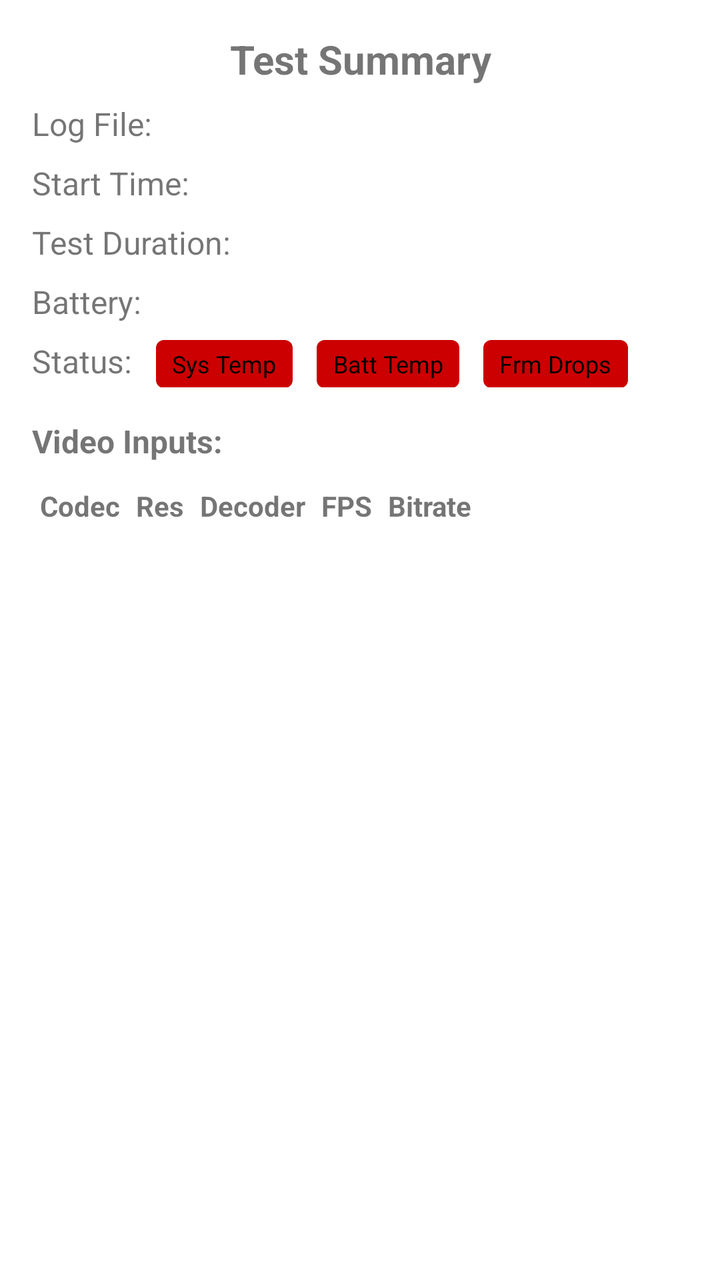
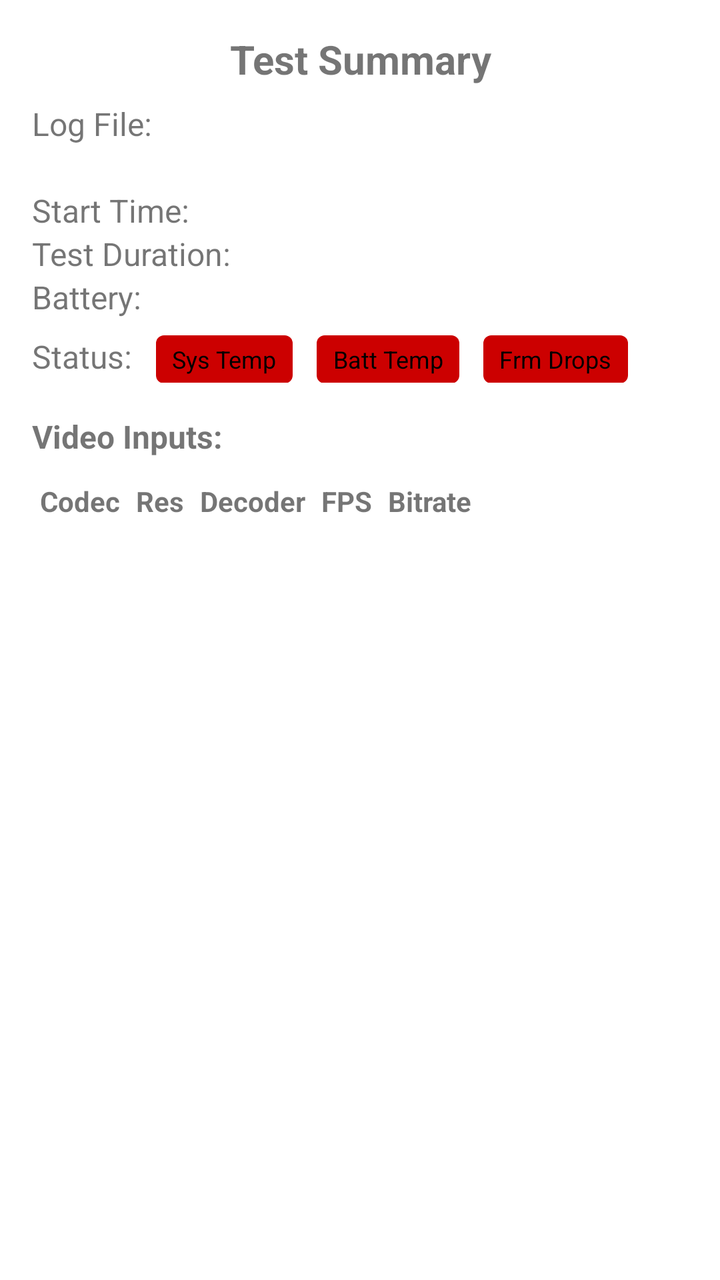

Before-and-after screenshots of an Android layout around one commit, followed by the original layout XML and the change that was made.
<!-- AndroidManifest.xml: fallback theme Theme.MaterialComponents.DayNight.NoActionBar -->
<!-- res/layout/dialog_test_results_detail.xml -->
<?xml version="1.0" encoding="utf-8"?>
<ScrollView
    xmlns:android="http://schemas.android.com/apk/res/android"
    xmlns:app="http://schemas.android.com/apk/res-auto"
    android:layout_width="match_parent"
    android:layout_height="wrap_content"
    android:fillViewport="true">

<androidx.constraintlayout.widget.ConstraintLayout
    android:layout_width="match_parent"
    android:layout_height="wrap_content"
    android:padding="16dp">

    
    <TextView
        android:id="@+id/tvDialogTitle"
        android:layout_width="0dp"
        android:layout_height="wrap_content"
        android:text="Test Summary"
        android:textSize="20sp"
        android:textStyle="bold"
        android:gravity="center"
        app:layout_constraintTop_toTopOf="parent"
        app:layout_constraintStart_toStartOf="parent"
        app:layout_constraintEnd_toEndOf="parent"/>

    
    <TextView
        android:id="@+id/tvLogFile"
        android:layout_width="0dp"
        android:layout_height="wrap_content"
        android:text="Log File:"
        android:textSize="16sp"
        app:layout_constraintTop_toBottomOf="@id/tvDialogTitle"
        app:layout_constraintStart_toStartOf="parent"
        app:layout_constraintEnd_toEndOf="parent"
        android:layout_marginTop="8dp"/>

    
    <TextView
        android:id="@+id/tvStartTime"
        android:layout_width="0dp"
        android:layout_height="wrap_content"
        android:text="Start Time:"
        android:textSize="16sp"
        app:layout_constraintTop_toBottomOf="@id/tvLogFile"
        app:layout_constraintStart_toStartOf="parent"
        app:layout_constraintEnd_toEndOf="parent"
        android:layout_marginTop="8dp"/>

    
    <TextView
        android:id="@+id/tvTestDuration"
        android:layout_width="0dp"
        android:layout_height="wrap_content"
        android:text="Test Duration:"
        android:textSize="16sp"
        app:layout_constraintTop_toBottomOf="@id/tvStartTime"
        app:layout_constraintStart_toStartOf="parent"
        app:layout_constraintEnd_toEndOf="parent"
        android:layout_marginTop="8dp"/>

    
    <TextView
        android:id="@+id/tvBattery"
        android:layout_width="0dp"
        android:layout_height="wrap_content"
        android:text="Battery:"
        android:textSize="16sp"
        app:layout_constraintTop_toBottomOf="@id/tvTestDuration"
        app:layout_constraintStart_toStartOf="parent"
        app:layout_constraintEnd_toEndOf="parent"
        android:layout_marginTop="8dp"/>

    
    <LinearLayout
        android:id="@+id/rowStatus"
        android:layout_width="0dp"
        android:layout_height="wrap_content"
        android:orientation="horizontal"
        app:layout_constraintTop_toBottomOf="@id/tvBattery"
        app:layout_constraintStart_toStartOf="parent"
        app:layout_constraintEnd_toEndOf="parent"
        android:layout_marginTop="8dp">

        <TextView
            android:id="@+id/tvThermal"
            android:layout_width="wrap_content"
            android:layout_height="wrap_content"
            android:text="Status:"
            android:textSize="16sp"/>

        <TextView
            android:id="@+id/viewStatusThermalSystem"
            android:layout_width="wrap_content"
            android:layout_height="24dp"
            android:layout_marginStart="12dp"
            android:paddingStart="8dp"
            android:paddingEnd="8dp"
            android:background="@drawable/status_rectangle_bg"
            android:gravity="center"
            android:text="Sys Temp"
            android:textColor="@android:color/black"
            android:textSize="12sp"/>

        <TextView
            android:id="@+id/viewStatusThermalBattery"
            android:layout_width="wrap_content"
            android:layout_height="24dp"
            android:layout_marginStart="12dp"
            android:paddingStart="8dp"
            android:paddingEnd="8dp"
            android:background="@drawable/status_rectangle_bg"
            android:gravity="center"
            android:text="Batt Temp"
            android:textColor="@android:color/black"
            android:textSize="12sp"/>

        <TextView
            android:id="@+id/viewStatusFrameDrops"
            android:layout_width="wrap_content"
            android:layout_height="24dp"
            android:layout_marginStart="12dp"
            android:paddingStart="8dp"
            android:paddingEnd="8dp"
            android:background="@drawable/status_rectangle_bg"
            android:gravity="center"
            android:text="Frm Drops"
            android:textColor="@android:color/black"
            android:textSize="12sp"/>
    </LinearLayout>

    
    <TextView
        android:id="@+id/tvInputsHeader"
        android:layout_width="wrap_content"
        android:layout_height="wrap_content"
        android:text="Video Inputs:"
        android:textStyle="bold"
        android:textSize="16sp"
        app:layout_constraintTop_toBottomOf="@id/rowStatus"
        app:layout_constraintStart_toStartOf="parent"
        android:layout_marginTop="16dp"/>

    
    <HorizontalScrollView
        android:id="@+id/scrollVideoInputs"
        android:layout_width="0dp"
        android:layout_height="wrap_content"
        android:scrollbars="horizontal"
        app:layout_constraintTop_toBottomOf="@id/tvInputsHeader"
        app:layout_constraintStart_toStartOf="parent"
        app:layout_constraintEnd_toEndOf="parent"
        android:layout_marginTop="8dp">

    <TableLayout
        android:id="@+id/tableVideoInputs"
        android:layout_width="wrap_content"
        android:layout_height="wrap_content">

        
        <TableRow>
            <TextView
                android:padding="4dp"
                android:singleLine="true"
                android:text="Codec"
                android:textStyle="bold"/>
            <TextView
                android:padding="4dp"
                android:singleLine="true"
                android:text="Res"
                android:textStyle="bold"/>
            <TextView
                android:padding="4dp"
                android:singleLine="true"
                android:text="Decoder"
                android:textStyle="bold"/>
            <TextView
                android:padding="4dp"
                android:singleLine="true"
                android:text="FPS"
                android:textStyle="bold"/>
            <TextView
                android:padding="4dp"
                android:singleLine="true"
                android:text="Bitrate"
                android:textStyle="bold"/>
        </TableRow>
        
    </TableLayout>

    </HorizontalScrollView>

</androidx.constraintlayout.widget.ConstraintLayout>

</ScrollView>
<!-- resources referenced by this layout -->
<resources>
  <!-- drawable status_rectangle_bg (drawable) -->
  <?xml version="1.0" encoding="utf-8"?>
  <shape xmlns:android="http://schemas.android.com/apk/res/android"
      android:shape="rectangle">
      <solid android:color="@android:color/holo_red_dark"/>
      <corners android:radius="4dp"/>
  </shape>
</resources>

<!-- the commit's change to res/layout/dialog_test_results_detail.xml (unified diff, before → after) -->
@@ -38,15 +38,25 @@
 
     
     <TextView
+        android:id="@+id/tvConditions"
+        android:layout_width="0dp"
+        android:layout_height="wrap_content"
+        android:textSize="16sp"
+        app:layout_constraintTop_toBottomOf="@id/tvLogFile"
+        app:layout_constraintStart_toStartOf="parent"
+        app:layout_constraintEnd_toEndOf="parent"/>
+
+    
+    <TextView
         android:id="@+id/tvStartTime"
         android:layout_width="0dp"
         android:layout_height="wrap_content"
         android:text="Start Time:"
         android:textSize="16sp"
-        app:layout_constraintTop_toBottomOf="@id/tvLogFile"
-        app:layout_constraintStart_toStartOf="parent"
-        app:layout_constraintEnd_toEndOf="parent"
-        android:layout_marginTop="8dp"/>
+        android:maxLines="1"
+        app:layout_constraintTop_toBottomOf="@id/tvConditions"
+        app:layout_constraintStart_toStartOf="parent"
+        app:layout_constraintEnd_toEndOf="parent"/>
 
     
     <TextView
@@ -57,8 +67,7 @@
         android:textSize="16sp"
         app:layout_constraintTop_toBottomOf="@id/tvStartTime"
         app:layout_constraintStart_toStartOf="parent"
-        app:layout_constraintEnd_toEndOf="parent"
-        android:layout_marginTop="8dp"/>
+        app:layout_constraintEnd_toEndOf="parent"/>
 
     
     <TextView
@@ -69,8 +78,7 @@
         android:textSize="16sp"
         app:layout_constraintTop_toBottomOf="@id/tvTestDuration"
         app:layout_constraintStart_toStartOf="parent"
-        app:layout_constraintEnd_toEndOf="parent"
-        android:layout_marginTop="8dp"/>
+        app:layout_constraintEnd_toEndOf="parent"/>
 
     
     <LinearLayout
